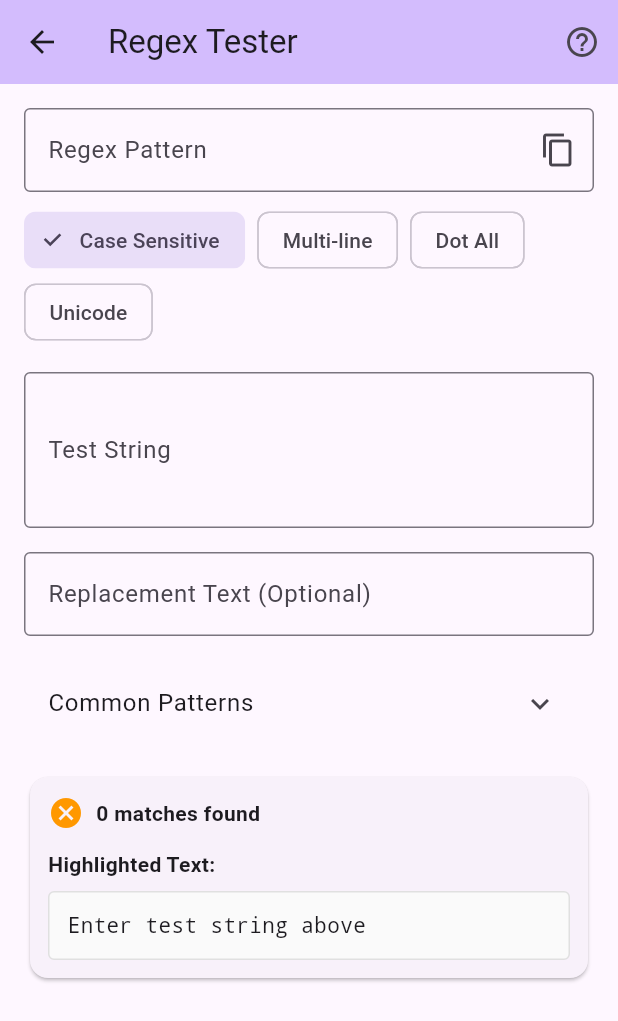
After one commit to sutanto1010/devtools, a Flutter app: the RegexTesterScreen screen opened directly, on a phone screen of 412 x 824 dp. The commit adds this screen. Shown: the top 1021 px of the screen. Run offline on Flutter 3.47's test engine with Material 3 defaults, Android fonts, the phone set to English and light mode, and no system bars; our stand-ins replace sqflite; missing offline and left inert: encrypt, openpgp; accounts and stored records are empty.

Commit message:
feat(regex): add regex tester screen with pattern matching and replacement
Implement a new screen for testing regular expressions with features including:
- Pattern matching with flags (case sensitive, multi-line, etc.)
- Highlighted match results
- Replacement functionality
- Common regex patterns library
- Detailed match information and groups

```diff
--- a/lib/main.dart
+++ b/lib/main.dart
@@ -17,6 +17,7 @@ import 'screens/cron_expression_screen.dart';
 import 'screens/color_picker_screen.dart';
 import 'screens/diff_checker_screen.dart';
 import 'screens/hash_screen.dart';
+import 'screens/regex_tester_screen.dart';
 
 void main() {
   runApp(const MyApp());
@@ -166,6 +167,13 @@ class _MyHomePageState extends State<MyHomePage> with TickerProviderStateMixin {
       'title': 'Hash Generator',
       'description': 'Generate various string hashes (MD5, SHA-1, SHA-256, SHA-512, etc.)',
       'screen': const HashScreen(),
+    },
+    {
+      'id': 'regex_tester',
+      'icon': Icons.search,
+      'title': 'Regex Tester',
+      'description': 'Test regular expressions with pattern matching, groups, and replacement',
+      'screen': const RegexTesterScreen(),
     },
   ];
 
--- /dev/null
+++ b/lib/screens/regex_tester_screen.dart
@@ -0,0 +1,487 @@
+import 'package:flutter/material.dart';
+import 'package:flutter/services.dart';
+
+class RegexTesterScreen extends StatefulWidget {
+  const RegexTesterScreen({super.key});
+
+  @override
+  State<RegexTesterScreen> createState() => _RegexTesterScreenState();
+}
+
+class _RegexTesterScreenState extends State<RegexTesterScreen> {
+  final TextEditingController _patternController = TextEditingController();
+  final TextEditingController _testStringController = TextEditingController();
+  final TextEditingController _replacementController = TextEditingController();
+
+  List<RegExpMatch> _matches = [];
+  String _replacementResult = '';
+  String _errorMessage = '';
+  bool _caseSensitive = true;
+  bool _multiLine = false;
+  bool _dotAll = false;
+  bool _unicode = false;
+
+  final List<Map<String, String>> _commonPatterns = [
+    {'name': 'Email', 'pattern': r'^[a-zA-Z0-9._%+-]+@[a-zA-Z0-9.-]+\.[a-zA-Z]{2,}$'},
+    {'name': 'Phone (US)', 'pattern': r'^\+?1?[-.\s]?\(?([0-9]{3})\)?[-.\s]?([0-9]{3})[-.\s]?([0-9]{4})$'},
+    {'name': 'URL', 'pattern': r'^https?:\/\/(www\.)?[-a-zA-Z0-9@:%._\+~#=]{1,256}\.[a-zA-Z0-9()]{1,6}\b([-a-zA-Z0-9()@:%_\+.~#?&//=]*)$'},
+    {'name': 'IPv4 Address', 'pattern': r'^(?:(?:25[0-5]|2[0-4][0-9]|[01]?[0-9][0-9]?)\.){3}(?:25[0-5]|2[0-4][0-9]|[01]?[0-9][0-9]?)$'},
+    {'name': 'Date (YYYY-MM-DD)', 'pattern': r'^\d{4}-\d{2}-\d{2}$'},
+    {'name': 'Time (HH:MM)', 'pattern': r'^([01]?[0-9]|2[0-3]):[0-5][0-9]$'},
+    {'name': 'Credit Card', 'pattern': r'^(?:4[0-9]{12}(?:[0-9]{3})?|5[1-5][0-9]{14}|3[47][0-9]{13}|3[0-9]{13}|6(?:011|5[0-9]{2})[0-9]{12})$'},
+    {'name': 'Hex Color', 'pattern': r'^#([A-Fa-f0-9]{6}|[A-Fa-f0-9]{3})$'},
+    {'name': 'Username', 'pattern': r'^[a-zA-Z0-9_]{3,16}$'},
+    {'name': 'Password (Strong)', 'pattern': r'^(?=.*[a-z])(?=.*[A-Z])(?=.*\d)(?=.*[@$!%*?&])[A-Za-z\d@$!%*?&]{8,}$'},
+  ];
+
+  @override
+  void dispose() {
+    _patternController.dispose();
+    _testStringController.dispose();
+    _replacementController.dispose();
+    super.dispose();
+  }
+
+  void _testRegex() {
+    setState(() {
+      _matches.clear();
+      _errorMessage = '';
+      _replacementResult = '';
+    });
+
+    if (_patternController.text.isEmpty) {
+      setState(() {
+        _errorMessage = 'Please enter a regex pattern';
+      });
+      return;
+    }
+
+    try {
+      final pattern = RegExp(
+        _patternController.text,
+        caseSensitive: _caseSensitive,
+        multiLine: _multiLine,
+        dotAll: _dotAll,
+        unicode: _unicode,
+      );
+
+      final testString = _testStringController.text;
+      _matches = pattern.allMatches(testString).toList();
+
+      // Generate replacement result if replacement text is provided
+      if (_replacementController.text.isNotEmpty) {
+        _replacementResult = testString.replaceAll(pattern, _replacementController.text);
+      }
+    } catch (e) {
+      setState(() {
+        _errorMessage = 'Invalid regex pattern: ${e.toString()}';
+      });
+    }
+
+    setState(() {});
+  }
+
+  void _copyToClipboard(String text) {
+    Clipboard.setData(ClipboardData(text: text));
+    ScaffoldMessenger.of(context).showSnackBar(
+      const SnackBar(content: Text('Copied to clipboard')),
+    );
+  }
+
+  void _useCommonPattern(String pattern) {
+    _patternController.text = pattern;
+    _testRegex();
+  }
+
+  Widget _buildHighlightedText() {
+    if (_testStringController.text.isEmpty || _matches.isEmpty) {
+      return Text(
+        _testStringController.text.isEmpty ? 'Enter test string above' : _testStringController.text,
+        style: const TextStyle(fontFamily: 'monospace'),
+      );
+    }
+
+    final text = _testStringController.text;
+    final spans = <TextSpan>[];
+    int lastEnd = 0;
+
+    for (final match in _matches) {
+      // Add text before match
+      if (match.start > lastEnd) {
+        spans.add(TextSpan(
+          text: text.substring(lastEnd, match.start),
+          style: const TextStyle(fontFamily: 'monospace'),
+        ));
+      }
+
+      // Add highlighted match
+      spans.add(TextSpan(
+        text: text.substring(match.start, match.end),
+        style: const TextStyle(
+          fontFamily: 'monospace',
+          backgroundColor: Colors.yellow,
+          color: Colors.black,
+          fontWeight: FontWeight.bold,
+        ),
+      ));
+
+      lastEnd = match.end;
+    }
+
+    // Add remaining text
+    if (lastEnd < text.length) {
+      spans.add(TextSpan(
+        text: text.substring(lastEnd),
+        style: const TextStyle(fontFamily: 'monospace'),
+      ));
+    }
+
+    return RichText(
+      text: TextSpan(children: spans),
+    );
+  }
+
+  @override
+  Widget build(BuildContext context) {
+    return Scaffold(
+      appBar: AppBar(
+        title: const Text('Regex Tester'),
+        backgroundColor: Theme.of(context).colorScheme.inversePrimary,
+        actions: [
+          IconButton(
+            icon: const Icon(Icons.help_outline),
+            onPressed: () {
+              showDialog(
+                context: context,
+                builder: (context) => AlertDialog(
+                  title: const Text('Regex Help'),
+                  content: const SingleChildScrollView(
+                    child: Column(
+                      crossAxisAlignment: CrossAxisAlignment.start,
+                      mainAxisSize: MainAxisSize.min,
+                      children: [
+                        Text('Common Regex Symbols:', style: TextStyle(fontWeight: FontWeight.bold)),
+                        Text('• . - Any character except newline'),
+                        Text('• * - Zero or more of the preceding'),
+                        Text('• + - One or more of the preceding'),
+                        Text('• ? - Zero or one of the preceding'),
+                        Text('• ^ - Start of string'),
+                        Text('• \$ - End of string'),
+                        Text('• [] - Character class'),
+                        Text('• () - Capturing group'),
+                        Text('• | - OR operator'),
+                        Text('• \\ - Escape character'),
+                        SizedBox(height: 10),
+                        Text('Character Classes:', style: TextStyle(fontWeight: FontWeight.bold)),
+                        Text('• \\d - Digits (0-9)'),
+                        Text('• \\w - Word characters (a-z, A-Z, 0-9, _)'),
+                        Text('• \\s - Whitespace characters'),
+                        Text('• \\D, \\W, \\S - Negated versions'),
+                      ],
+                    ),
+                  ),
+                  actions: [
+                    TextButton(
+                      onPressed: () => Navigator.pop(context),
+                      child: const Text('Close'),
+                    ),
+                  ],
+                ),
+              );
+            },
+          ),
+        ],
+      ),
+      body: Padding(
+        padding: const EdgeInsets.all(16.0),
+        child: Column(
+          crossAxisAlignment: CrossAxisAlignment.stretch,
+          children: [
+            // Regex Pattern Input
+            TextField(
+              controller: _patternController,
+              decoration: InputDecoration(
+                labelText: 'Regex Pattern',
+                hintText: 'Enter your regular expression',
+                border: const OutlineInputBorder(),
+                suffixIcon: IconButton(
+                  icon: const Icon(Icons.content_copy),
+                  onPressed: () => _copyToClipboard(_patternController.text),
+                ),
+              ),
+              style: const TextStyle(fontFamily: 'monospace'),
+              onChanged: (_) => _testRegex(),
+            ),
+            const SizedBox(height: 8),
+
+            // Regex Flags
+            Wrap(
+              spacing: 8,
+              children: [
+                FilterChip(
+                  label: const Text('Case Sensitive'),
+                  selected: _caseSensitive,
+                  onSelected: (selected) {
+                    setState(() {
+                      _caseSensitive = selected;
+                    });
+                    _testRegex();
+                  },
+                ),
+                FilterChip(
+                  label: const Text('Multi-line'),
+                  selected: _multiLine,
+                  onSelected: (selected) {
+                    setState(() {
+                      _multiLine = selected;
+                    });
+                    _testRegex();
+                  },
+                ),
+                FilterChip(
+                  label: const Text('Dot All'),
+                  selected: _dotAll,
+                  onSelected: (selected) {
+                    setState(() {
+                      _dotAll = selected;
+                    });
+                    _testRegex();
+                  },
+                ),
+                FilterChip(
+                  label: const Text('Unicode'),
+                  selected: _unicode,
+                  onSelected: (selected) {
+                    setState(() {
+                      _unicode = selected;
+                    });
+                    _testRegex();
+                  },
+                ),
+              ],
+            ),
+            const SizedBox(height: 16),
+
+            // Test String Input
+            TextField(
+              controller: _testStringController,
+              decoration: const InputDecoration(
+                labelText: 'Test String',
+                hintText: 'Enter text to test against the regex',
+                border: OutlineInputBorder(),
+              ),
+              maxLines: 3,
+              style: const TextStyle(fontFamily: 'monospace'),
+              onChanged: (_) => _testRegex(),
+            ),
+            const SizedBox(height: 16),
+
+            // Replacement Input
+            TextField(
+              controller: _replacementController,
+              decoration: const InputDecoration(
+                labelText: 'Replacement Text (Optional)',
+                hintText: 'Text to replace matches with',
+                border: OutlineInputBorder(),
+              ),
+              style: const TextStyle(fontFamily: 'monospace'),
+              onChanged: (_) => _testRegex(),
+            ),
+            const SizedBox(height: 16),
+
+            // Common Patterns
+            ExpansionTile(
+              title: const Text('Common Patterns'),
+              children: [
+                SizedBox(
+                  height: 120,
+                  child: ListView.builder(
+                    itemCount: _commonPatterns.length,
+                    itemBuilder: (context, index) {
+                      final pattern = _commonPatterns[index];
+                      return ListTile(
+                        title: Text(pattern['name']!),
+                        subtitle: Text(
+                          pattern['pattern']!,
+                          style: const TextStyle(fontFamily: 'monospace', fontSize: 12),
+                          overflow: TextOverflow.ellipsis,
+                        ),
+                        onTap: () => _useCommonPattern(pattern['pattern']!),
+                        trailing: IconButton(
+                          icon: const Icon(Icons.content_copy),
+                          onPressed: () => _copyToClipboard(pattern['pattern']!),
+                        ),
+                      );
+                    },
+                  ),
+                ),
+              ],
+            ),
+            const SizedBox(height: 16),
+
+            // Results Section
+            Expanded(
+              child: SingleChildScrollView(
+                child: Column(
+                  crossAxisAlignment: CrossAxisAlignment.stretch,
+                  children: [
+                    // Error Message
+                    if (_errorMessage.isNotEmpty)
+                      Card(
+                        color: Colors.red.shade50,
+                        child: Padding(
+                          padding: const EdgeInsets.all(12.0),
+                          child: Row(
+                            children: [
+                              Icon(Icons.error, color: Colors.red.shade700),
+                              const SizedBox(width: 8),
+                              Expanded(
+                                child: Text(
+                                  _errorMessage,
+                                  style: TextStyle(color: Colors.red.shade700),
+                                ),
+                              ),
+                            ],
+                          ),
+                        ),
+                      ),
+
+                    // Match Results
+                    if (_errorMessage.isEmpty) ...[
+                      Card(
+                        child: Padding(
+                          padding: const EdgeInsets.all(12.0),
+                          child: Column(
+                            crossAxisAlignment: CrossAxisAlignment.start,
+                            children: [
+                              Row(
+                                children: [
+                                  Icon(
+                                    _matches.isNotEmpty ? Icons.check_circle : Icons.cancel,
+                                    color: _matches.isNotEmpty ? Colors.green : Colors.orange,
+                                  ),
+                                  const SizedBox(width: 8),
+                                  Text(
+                                    '${_matches.length} match${_matches.length != 1 ? 'es' : ''} found',
+                                    style: const TextStyle(fontWeight: FontWeight.bold),
+                                  ),
+                                ],
+                              ),
+                              const SizedBox(height: 12),
+                              const Text('Highlighted Text:', style: TextStyle(fontWeight: FontWeight.bold)),
+                              const SizedBox(height: 8),
+                              Container(
+                                width: double.infinity,
+                                padding: const EdgeInsets.all(12),
+                                decoration: BoxDecoration(
+                                  border: Border.all(color: Colors.grey.shade300),
+                                  borderRadius: BorderRadius.circular(4),
+                                  color: Colors.grey.shade50,
+                                ),
+                                child: _buildHighlightedText(),
+                              ),
+                            ],
+                          ),
+                        ),
+                      ),
+
+                      // Match Details
+                      if (_matches.isNotEmpty)
+                        Card(
+                          child: Padding(
+                            padding: const EdgeInsets.all(12.0),
+                            child: Column(
+                              crossAxisAlignment: CrossAxisAlignment.start,
+                              children: [
+                                const Text('Match Details:', style: TextStyle(fontWeight: FontWeight.bold)),
+                                const SizedBox(height: 8),
+                                ...List.generate(_matches.length, (index) {
+                                  final match = _matches[index];
+                                  return Card(
+                                    margin: const EdgeInsets.only(bottom: 8),
+                                    child: Padding(
+                                      padding: const EdgeInsets.all(8.0),
+                                      child: Column(
+                                        crossAxisAlignment: CrossAxisAlignment.start,
+                                        children: [
+                                          Row(
+                                            children: [
+                                              Text('Match ${index + 1}:', style: const TextStyle(fontWeight: FontWeight.bold)),
+                                              const Spacer(),
+                                              IconButton(
+                                                icon: const Icon(Icons.content_copy),
+                                                onPressed: () => _copyToClipboard(match.group(0) ?? ''),
+                                              ),
+                                            ],
+                                          ),
+                                          Text('Text: "${match.group(0)}"', style: const TextStyle(fontFamily: 'monospace')),
+                                          Text('Position: ${match.start}-${match.end}'),
+                                          if (match.groupCount > 0) ...[
+                                            const SizedBox(height: 4),
+                                            const Text('Groups:', style: TextStyle(fontWeight: FontWeight.bold)),
+                                            ...List.generate(match.groupCount, (groupIndex) {
+                                              final groupNum = groupIndex + 1;
+                                              final groupValue = match.group(groupNum);
+                                              return Text(
+                                                'Group $groupNum: "${groupValue ?? 'null'}"',
+                                                style: const TextStyle(fontFamily: 'monospace'),
+                                              );
+                                            }),
+                                          ],
+                                        ],
+                                      ),
+                                    ),
+                                  );
+                                }),
+                              ],
+                            ),
+                          ),
+                        ),
+
+                      // Replacement Result
+                      if (_replacementResult.isNotEmpty)
+                        Card(
+                          child: Padding(
+                            padding: const EdgeInsets.all(12.0),
+                            child: Column(
+                              crossAxisAlignment: CrossAxisAlignment.start,
+                              children: [
+                                Row(
+                                  children: [
+                                    const Text('Replacement Result:', style: TextStyle(fontWeight: FontWeight.bold)),
+                                    const Spacer(),
+                                    IconButton(
+                                      icon: const Icon(Icons.content_copy),
+                                      onPressed: () => _copyToClipboard(_replacementResult),
+                                    ),
+                                  ],
+                                ),
+                                const SizedBox(height: 8),
+                                Container(
+                                  width: double.infinity,
+                                  padding: const EdgeInsets.all(12),
+                                  decoration: BoxDecoration(
+                                    border: Border.all(color: Colors.grey.shade300),
+                                    borderRadius: BorderRadius.circular(4),
+                                    color: Colors.grey.shade50,
+                                  ),
+                                  child: Text(
+                                    _replacementResult,
+                                    style: const TextStyle(fontFamily: 'monospace'),
+                                  ),
+                                ),
+                              ],
+                            ),
+                          ),
+                        ),
+                    ],
+                  ],
+                ),
+              ),
+            ),
+          ],
+        ),
+      ),
+    );
+  }
+}
```
